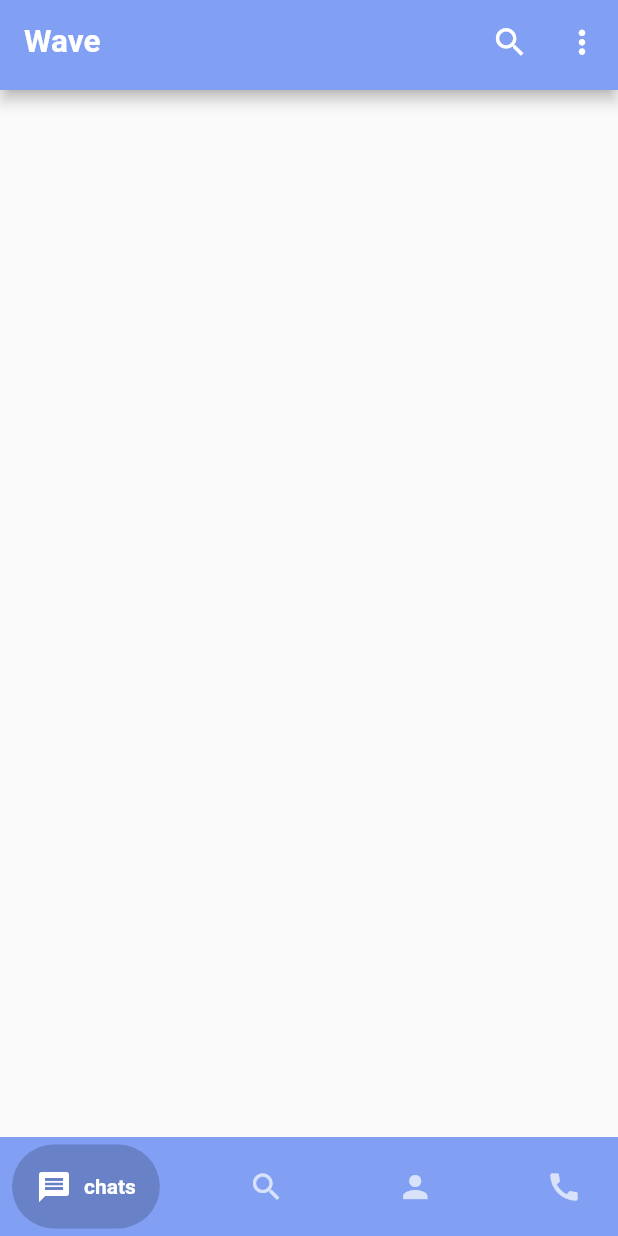
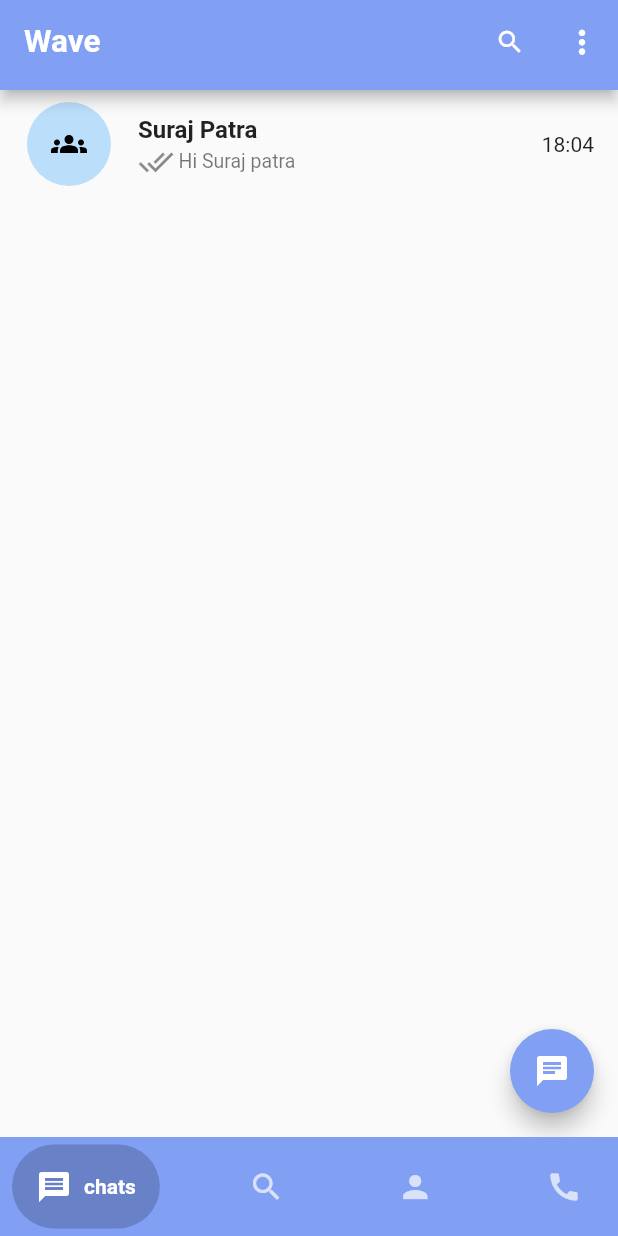
Before and after one commit to Surajpatra700/Wave, a Flutter app: the screen it shows after launch, on a phone screen of 412 x 824 dp. Run offline on Flutter 3.47's test engine with Material 2 defaults, Android fonts, the phone set to English and light mode, and no system bars; drawn by our look-alikes of anim_search_bar, google_nav_bar; our stand-ins replace flutter_svg, get.

Commit message:
second commit

```diff
--- /dev/null
+++ b/lib/customUi/CustomCard.dart
@@ -0,0 +1,51 @@
+import 'package:flutter/material.dart';
+import 'package:flutter/src/widgets/framework.dart';
+import 'package:flutter/src/widgets/placeholder.dart';
+import 'package:flutter_svg/flutter_svg.dart';
+import 'package:get/get.dart';
+import 'package:wave_chat/indivisualPage.dart';
+
+class CustomCard extends StatefulWidget {
+  const CustomCard({super.key});
+
+  @override
+  State<CustomCard> createState() => _CustomCardState();
+}
+
+class _CustomCardState extends State<CustomCard> {
+  @override
+  Widget build(BuildContext context) {
+    return InkWell(
+      onTap: () {
+        Get.to(IndivisualPage());
+      },
+      child: Column(
+        children: [
+          ListTile(
+            leading: CircleAvatar(
+              radius: 30,
+              child: SvgPicture.asset("assets/svg/group.svg"),
+            ),
+            title: Text(
+              "Suraj Patra",
+              style: TextStyle(fontSize: 16, fontWeight: FontWeight.bold),
+            ),
+            subtitle: Row(
+              children: [
+                Icon(Icons.done_all),
+                SizedBox(
+                  width: 3,
+                ),
+                Text(
+                  "Hi Suraj patra",
+                  style: TextStyle(fontSize: 13),
+                )
+              ],
+            ),
+            trailing: Text('18:04'),
+          ),
+        ],
+      ),
+    );
+  }
+}
--- a/lib/homeScreen.dart
+++ b/lib/homeScreen.dart
@@ -1,5 +1,6 @@
 // ignore_for_file: prefer_const_literals_to_create_immutables, prefer_const_constructors, unnecessary_import
 
+import 'package:anim_search_bar/anim_search_bar.dart';
 import 'package:flutter/material.dart';
 // ignore: implementation_imports
 import 'package:flutter/src/widgets/framework.dart';
@@ -14,6 +15,7 @@
 }
 
 class _HomeScreenState extends State<HomeScreen> {
+  final nameController = TextEditingController();
   int _index = 0;
   PageController pageController = PageController();
 
@@ -35,13 +37,27 @@
             style: TextStyle(fontSize: 21, fontWeight: FontWeight.w600),
           ),
           actions: [
-            IconButton(
-                onPressed: () {},
-                icon: Icon(
-                  Icons.search,
-                  color: Colors.white,
-                  size: 25,
-                )),
+            AnimSearchBar(
+              width: 300,
+              textController: nameController,
+              color: Color(0xff819ff3),
+              boxShadow: false,
+              searchIconColor: Colors.white,
+              autoFocus: true,
+              onSuffixTap: () {
+                setState(() {
+                  nameController.clear();
+                });
+              },
+              onSubmitted: (value) {},
+            ),
+            // IconButton(
+            //     onPressed: () {},
+            //     icon: Icon(
+            //       Icons.search,
+            //       color: Colors.white,
+            //       size: 25,
+            //     )),
             PopupMenuButton(
                 onSelected: (value) {
                   print(value);
@@ -94,7 +110,7 @@
             padding: const EdgeInsets.symmetric(horizontal: 8.0, vertical: 5),
             child: GNav(
               curve: Curves.fastOutSlowIn,
-              duration: Duration(milliseconds: 250),
+              duration: Duration(milliseconds: 350),
               backgroundColor: Color(0xff819ff3),
               tabBackgroundColor: Color.fromARGB(255, 104, 129, 199),
               padding: EdgeInsets.all(16),
--- a/lib/main.dart
+++ b/lib/main.dart
@@ -1,6 +1,7 @@
 // ignore_for_file: prefer_const_constructors
 
 import 'package:flutter/material.dart';
+import 'package:get/get.dart';
 import 'package:wave_chat/homeScreen.dart';
 
 void main() {
@@ -11,7 +12,7 @@
   const MyApp({super.key});
   @override
   Widget build(BuildContext context) {
-    return MaterialApp(
+    return GetMaterialApp(
       title: 'Flutter Demo',
       debugShowCheckedModeBanner: false,
       theme: ThemeData(
--- a/lib/page/chatpage.dart
+++ b/lib/page/chatpage.dart
@@ -1,4 +1,5 @@
 import 'package:flutter/material.dart';
+import 'package:wave_chat/customUi/CustomCard.dart';
 
 class Chatpage extends StatefulWidget {
   const Chatpage({super.key});
@@ -11,7 +12,12 @@
   @override
   Widget build(BuildContext context) {
     return Scaffold(
-
+      body: ListView(
+        children: [
+          CustomCard(),
+        ],
+      ),
+      floatingActionButton: FloatingActionButton(onPressed: (){},child: Icon(Icons.chat),backgroundColor: Color(0xff819ff3),),
     );
   }
 }
```
Also changed, not shown: lib/indivisualPage.dart (added, +19 -0 lines), lib/model/chatModel.dart (added, +15 -0 lines), pubspec.yaml (+5 -2 lines), assets/svg/group.svg (added), assets/svg/person.svg (added), pubspec.lock.
